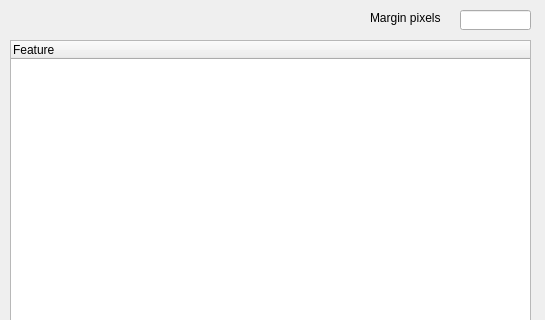
Above: ilastik/applets/objectExtraction/featureSelection.ui from ilastik/ilastik before the change; both pictures show x 0 to 545 and y 0 to 320 of the 545 by 473 pixel window. Below: the same form after it.
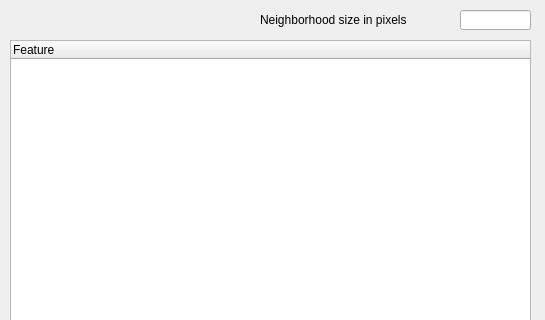
That is the form after the change.

Commit message: Display neighborhood features separately, compute all global ones globally

Patch:
```diff
--- a/ilastik/applets/objectExtraction/featureSelection.ui
+++ b/ilastik/applets/objectExtraction/featureSelection.ui
@@ -80,14 +80,14 @@
   <widget class="QLabel" name="marginLabel">
    <property name="geometry">
     <rect>
-     <x>370</x>
+     <x>260</x>
      <y>10</y>
-     <width>81</width>
-     <height>16</height>
+     <width>191</width>
+     <height>20</height>
     </rect>
    </property>
    <property name="text">
-    <string>Margin pixels</string>
+    <string>Neighborhood size in pixels</string>
    </property>
   </widget>
  </widget>
```
The commit also changes 2 other files.
